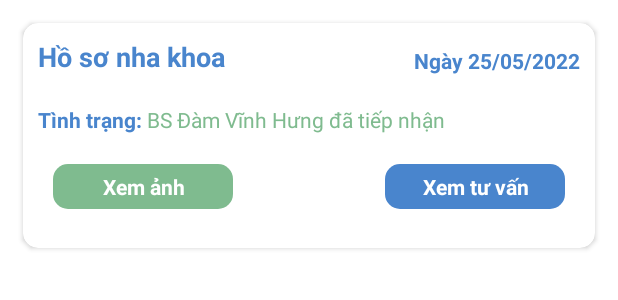
After one commit to NamPham1906/FamilyBonding, an Android app: the layout health_record_accepted_item_layout.xml on its own in the app's theme, with its tools: preview values and no code run, on a phone screen of 412 x 824 dp. The commit adds this screen. Shown: the top 300 px of the screen. Run offline under Robolectric (Android 15) with nearby library versions, the phone set to English and light mode, and no system bars.

Commit message:
List of health record for user
XML UI only

```diff
--- a/app/src/main/java/com/example/usmile/user/UserMainActivity.java
+++ b/app/src/main/java/com/example/usmile/user/UserMainActivity.java
@@ -13,6 +13,7 @@ import com.example.usmile.Account.AccountFactory;
 import com.example.usmile.Account.models.User;
 import com.example.usmile.R;
 import com.example.usmile.user.fragment.CollectPictureFragment;
+import com.example.usmile.user.fragment.HealthRecordFragment;
 import com.example.usmile.user.fragment.SettingFragment;
 import com.example.usmile.user.fragment.TipsFragment;
 import com.google.android.material.bottomnavigation.BottomNavigationView;
@@ -44,7 +45,7 @@ public class UserMainActivity extends AppCompatActivity {
                     }
                     else if (R.id.action_document == id) {
                         Toast.makeText(UserMainActivity.this, "Docs", Toast.LENGTH_SHORT).show();
-                        //fragment = new CategoriesFragment();
+                        fragment = new HealthRecordFragment();
                     }
 
                     else if (R.id.action_take_picture == id) {
--- /dev/null
+++ b/app/src/main/res/drawable/add.xml
@@ -0,0 +1,5 @@
+<vector android:height="24dp" android:tint="#FFFFFF"
+    android:viewportHeight="24" android:viewportWidth="24"
+    android:width="24dp" xmlns:android="http://schemas.android.com/apk/res/android">
+    <path android:fillColor="@android:color/white" android:pathData="M19,13h-6v6h-2v-6H5v-2h6V5h2v6h6v2z"/>
+</vector>
--- a/app/src/main/res/layout/fragment_tips.xml
+++ b/app/src/main/res/layout/fragment_tips.xml
@@ -131,6 +131,7 @@
         android:layout_width="wrap_content"
         android:layout_height="wrap_content"
         android:src="@drawable/arrow_up"
+        app:elevation="10dp"
         app:backgroundTint="@color/primary_blue"
         app:tint="@android:color/white"
        />
--- /dev/null
+++ b/app/src/main/res/layout/health_record_accepted_item_layout.xml
@@ -0,0 +1,113 @@
+<?xml version="1.0" encoding="utf-8"?>
+<androidx.cardview.widget.CardView
+    xmlns:android="http://schemas.android.com/apk/res/android"
+    xmlns:app="http://schemas.android.com/apk/res-auto"
+    android:layout_width="match_parent"
+    android:layout_height="150dp"
+    android:layout_margin="15dp"
+    app:cardCornerRadius="10dp">
+
+    <RelativeLayout
+        android:layout_width="match_parent"
+        android:layout_height="match_parent">
+
+        <RelativeLayout
+            android:id="@+id/headerLayout"
+            android:layout_margin="10dp"
+            android:layout_width="match_parent"
+            android:layout_height="wrap_content">
+
+            <TextView
+                android:id="@+id/titleTextView"
+                android:layout_width="wrap_content"
+                android:layout_height="wrap_content"
+                android:text="Hồ sơ nha khoa"
+                android:layout_alignParentStart="true"
+                android:textColor="@color/primary_blue"
+                android:textStyle="bold"
+                android:textSize="18sp"
+                />
+
+            <TextView
+                android:id="@+id/dateTimeTextView"
+                android:layout_width="wrap_content"
+                android:layout_height="wrap_content"
+                android:text="Ngày 25/05/2022"
+                android:layout_alignParentEnd="true"
+                android:layout_alignBottom="@id/titleTextView"
+                android:textColor="@color/primary_blue"
+                android:textStyle="bold"
+                android:textSize="14sp"/>
+        </RelativeLayout>
+
+        <RelativeLayout
+            android:id="@+id/statusLayout"
+            android:layout_below="@id/headerLayout"
+            android:layout_margin="10dp"
+            android:layout_width="match_parent"
+            android:layout_height="wrap_content">
+
+            <TextView
+                android:id="@+id/statusTextView"
+                android:layout_width="wrap_content"
+                android:layout_height="wrap_content"
+                android:text="Tình trạng: "
+                android:textColor="@color/primary_blue"
+                android:textSize="14sp"
+                android:textStyle="bold"/>
+
+            <TextView
+                android:layout_width="wrap_content"
+                android:layout_height="wrap_content"
+                android:layout_toEndOf="@id/statusTextView"
+                android:text="BS Đàm Vĩnh Hưng đã tiếp nhận"
+                android:textColor="@color/primary_green"
+                android:textSize="14sp"
+                android:textStyle="normal" />
+        </RelativeLayout>
+
+        <RelativeLayout
+            android:layout_width="match_parent"
+            android:layout_height="wrap_content"
+            android:layout_margin="10dp"
+            android:layout_below="@id/statusLayout">
+
+            <TextView
+                android:id="@+id/confirmButton"
+                android:layout_width="120dp"
+                android:layout_height="wrap_content"
+                android:layout_alignParentStart="true"
+                android:layout_marginStart="10dp"
+                android:background="@drawable/small_green_button_shape"
+                android:gravity="center"
+                android:paddingStart="10dp"
+                android:paddingTop="5dp"
+                android:paddingEnd="10dp"
+                android:paddingBottom="5dp"
+                android:text="Xem ảnh"
+                android:textColor="@color/white"
+                android:textStyle="bold" />
+
+            <TextView
+                android:id="@+id/detailButton"
+                android:layout_width="120dp"
+                android:layout_height="wrap_content"
+                android:layout_alignParentEnd="true"
+                android:layout_marginEnd="10dp"
+                android:background="@drawable/small_blue_button_shape"
+                android:gravity="center"
+                android:paddingStart="10dp"
+                android:paddingTop="5dp"
+                android:paddingEnd="10dp"
+                android:paddingBottom="5dp"
+                android:text="Xem tư vấn"
+                android:textColor="@color/white"
+                android:textStyle="bold" />
+
+        </RelativeLayout>
+
+
+
+    </RelativeLayout>
+
+</androidx.cardview.widget.CardView>
```
Also changed, not shown: app/src/main/java/com/example/usmile/user/fragment/HealthRecordFragment.java (added, +22 -0 lines), app/src/main/res/layout/fragment_health_record.xml (added, +64 -0 lines), app/src/main/res/layout/health_record_waiting_item_layout.xml (added, +113 -0 lines).
